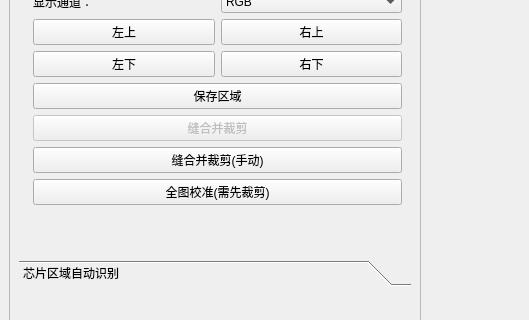
Qt form need/ChipRegion.ui (ofen1996/Biomarker-BMChiper-no-div) before a commit; both pictures show x 0 to 529 and y 101 to 421 of the 847 by 581 pixel window.
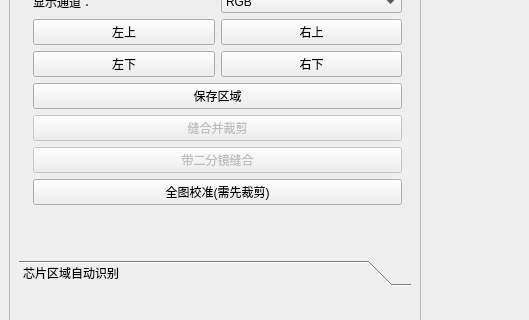
The same form after that commit.

Commit message: 增加一个新的缝合方法，该方法是针对使用二分镜的荧光图像，直接匹配底板的方式来对其图像，目前初版，测试中

What changed in the file:
```diff
--- a/need/ChipRegion.ui
+++ b/need/ChipRegion.ui
@@ -46,8 +46,8 @@
             <rect>
              <x>0</x>
              <y>0</y>
-             <width>379</width>
-             <height>250</height>
+             <width>392</width>
+             <height>288</height>
             </rect>
            </property>
            <attribute name="label">
@@ -163,10 +163,10 @@
                <item>
                 <widget class="QPushButton" name="stitch_chip_2">
                  <property name="enabled">
-                  <bool>true</bool>
+                  <bool>false</bool>
                  </property>
                  <property name="text">
-                  <string>缝合并裁剪(手动)</string>
+                  <string>带二分镜缝合</string>
                  </property>
                 </widget>
                </item>
```
Left out of the diff: 8 changed lines with no effect on the pictures. The commit also changes 7 other files.
